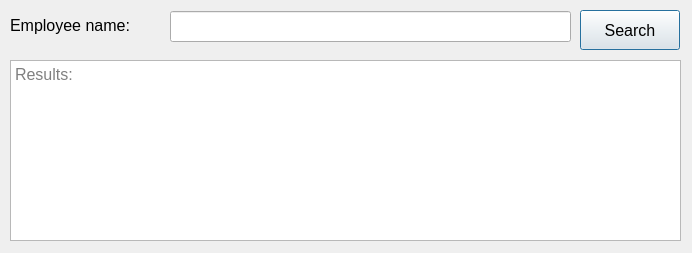
Old version of the form EmployeeSearchForm.ui in the repository MyoMinHein1246/Project-Work-I.
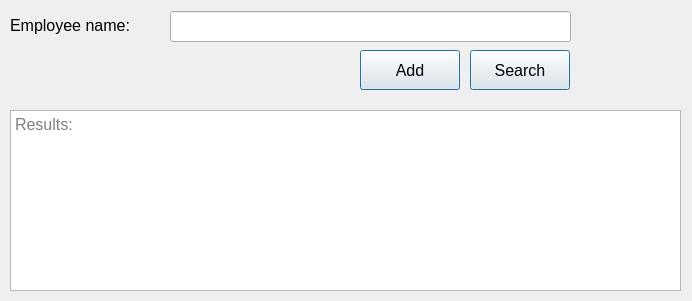
New version of the form.

Commit message: Add employee functionality added

```diff
--- a/EmployeeSearchForm.ui
+++ b/EmployeeSearchForm.ui
@@ -7,7 +7,7 @@
     <x>0</x>
     <y>0</y>
     <width>692</width>
-    <height>253</height>
+    <height>301</height>
    </rect>
   </property>
   <property name="sizePolicy">
@@ -90,7 +90,7 @@
     <property name="geometry">
      <rect>
       <x>10</x>
-      <y>60</y>
+      <y>110</y>
       <width>671</width>
       <height>181</height>
      </rect>
@@ -128,8 +128,8 @@
    <widget class="QPushButton" name="btnSearch">
     <property name="geometry">
      <rect>
-      <x>580</x>
-      <y>10</y>
+      <x>470</x>
+      <y>50</y>
       <width>100</width>
       <height>40</height>
      </rect>
@@ -164,6 +164,45 @@
      <bool>true</bool>
     </property>
    </widget>
+   <widget class="QPushButton" name="btnAdd">
+    <property name="geometry">
+     <rect>
+      <x>360</x>
+      <y>50</y>
+      <width>100</width>
+      <height>40</height>
+     </rect>
+    </property>
+    <property name="sizePolicy">
+     <sizepolicy hsizetype="Expanding" vsizetype="Fixed">
+      <horstretch>1</horstretch>
+      <verstretch>0</verstretch>
+     </sizepolicy>
+    </property>
+    <property name="minimumSize">
+     <size>
+      <width>100</width>
+      <height>40</height>
+     </size>
+    </property>
+    <property name="font">
+     <font>
+      <pointsize>12</pointsize>
+     </font>
+    </property>
+    <property name="layoutDirection">
+     <enum>Qt::RightToLeft</enum>
+    </property>
+    <property name="text">
+     <string>Add</string>
+    </property>
+    <property name="autoDefault">
+     <bool>true</bool>
+    </property>
+    <property name="default">
+     <bool>true</bool>
+    </property>
+   </widget>
   </widget>
  </widget>
  <resources/>
```
The commit also changes 4 other files.
